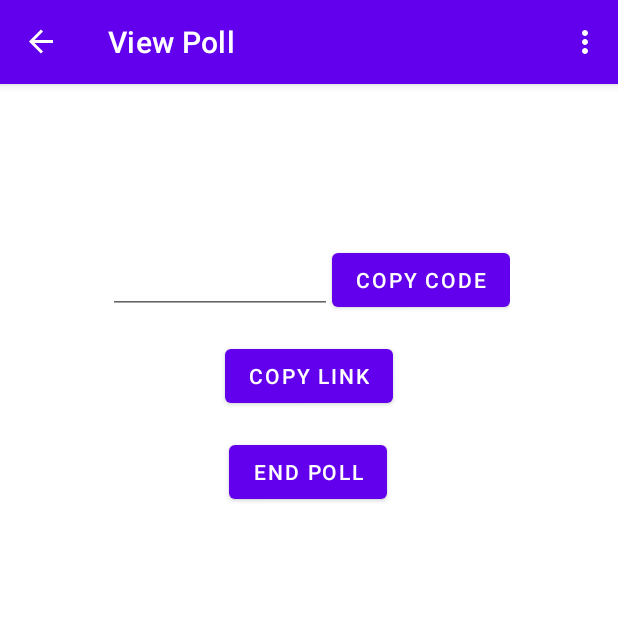
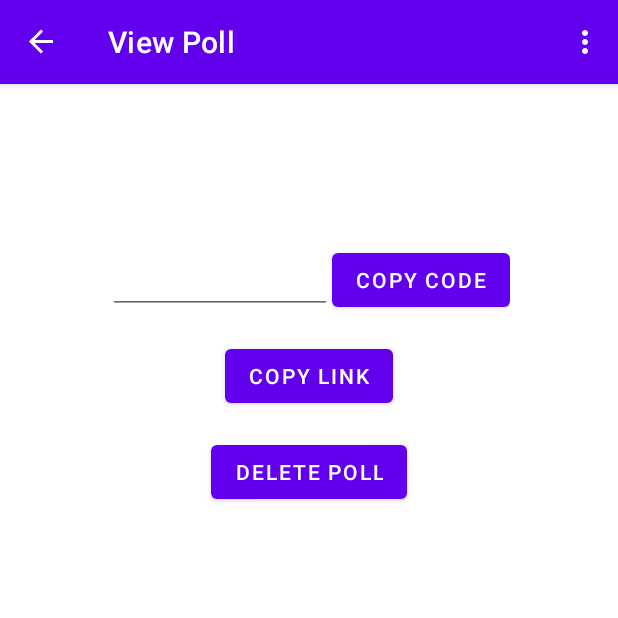
Before and after one commit to asmarsden/RankedChoiceVoting, an Android app: the AdminViewFragment screen opened through its navigation route, on a phone screen of 412 x 824 dp, the top half of it. Run offline under Robolectric (Android 15) with nearby library versions, the phone set to English and light mode, and no system bars; our stand-ins replace navigation-ui; 1 statement that could not run was skipped.

Commit message:
Added delete poll functionality.

```diff
--- a/app/src/main/java/com/example/rcv_androidapp/MenuFragment.java
+++ b/app/src/main/java/com/example/rcv_androidapp/MenuFragment.java
@@ -52,7 +52,8 @@ public class MenuFragment extends Fragment {
                 String adminCode = sharedPreferences.getString(name + "_adminCode", "");
                 String urlCode = sharedPreferences.getString(name + "_urlCode", "");
                 String question = sharedPreferences.getString(name + "_question", "");
-                Boolean isActive = sharedPreferences.getBoolean(name + "_isActive", false);
+                Boolean isActive = sharedPreferences.getBoolean(name + "_status", false);
+                String winner = sharedPreferences.getString(name + "_winner", "");
 
                 //create card
                 LinearLayout linearLayout = new LinearLayout(getContext());
--- a/app/src/main/res/layout/fragment_admin_view.xml
+++ b/app/src/main/res/layout/fragment_admin_view.xml
@@ -67,4 +67,14 @@
         app:layout_constraintHorizontal_bias="0.498"
         app:layout_constraintStart_toStartOf="parent"
         app:layout_constraintTop_toBottomOf="@+id/btnCopyLink" />
+
+    <Button
+        android:id="@+id/btnDeletePoll"
+        android:layout_width="wrap_content"
+        android:layout_height="wrap_content"
+        android:layout_marginTop="16dp"
+        android:text="Delete Poll"
+        app:layout_constraintEnd_toEndOf="parent"
+        app:layout_constraintStart_toStartOf="parent"
+        app:layout_constraintTop_toBottomOf="@+id/btnCopyLink" />
 </androidx.constraintlayout.widget.ConstraintLayout>
```
Also changed, not shown: app/src/main/java/com/example/rcv_androidapp/AdminViewFragment.java (+30 -6 lines), app/src/main/java/com/example/rcv_androidapp/CreatePollFragment.java (+6 -18 lines), app/src/main/java/com/example/rcv_androidapp/Poll.java (+5 -5 lines), app/src/main/res/layout/fragment_menu.xml (+0 -12 lines).
